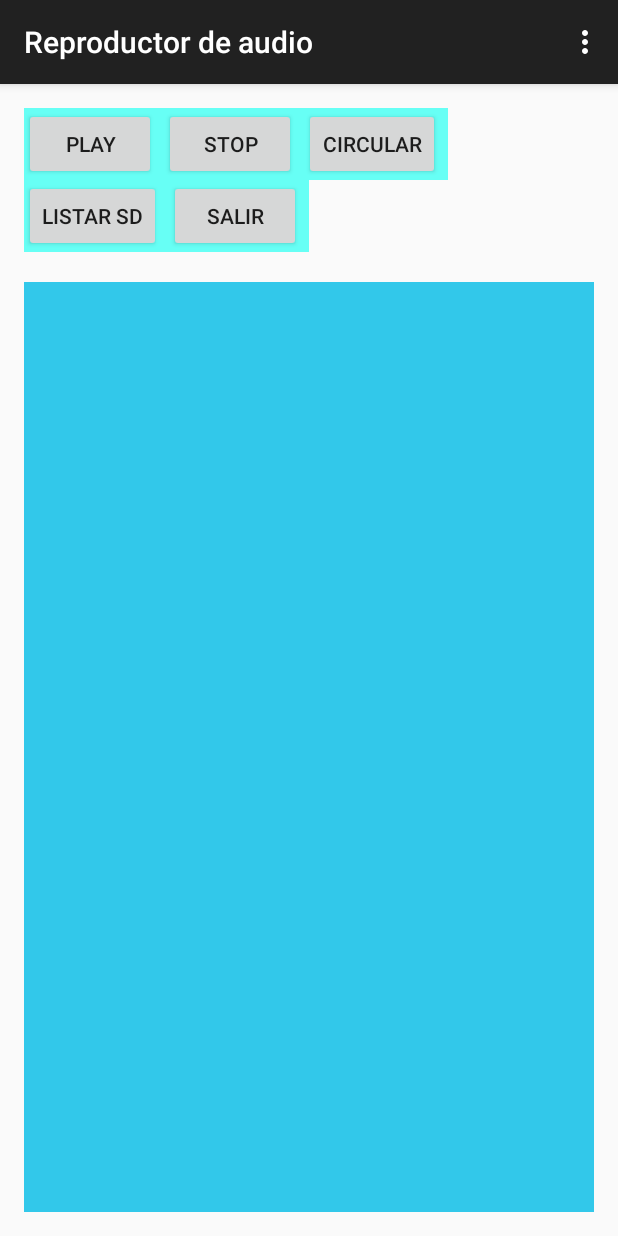
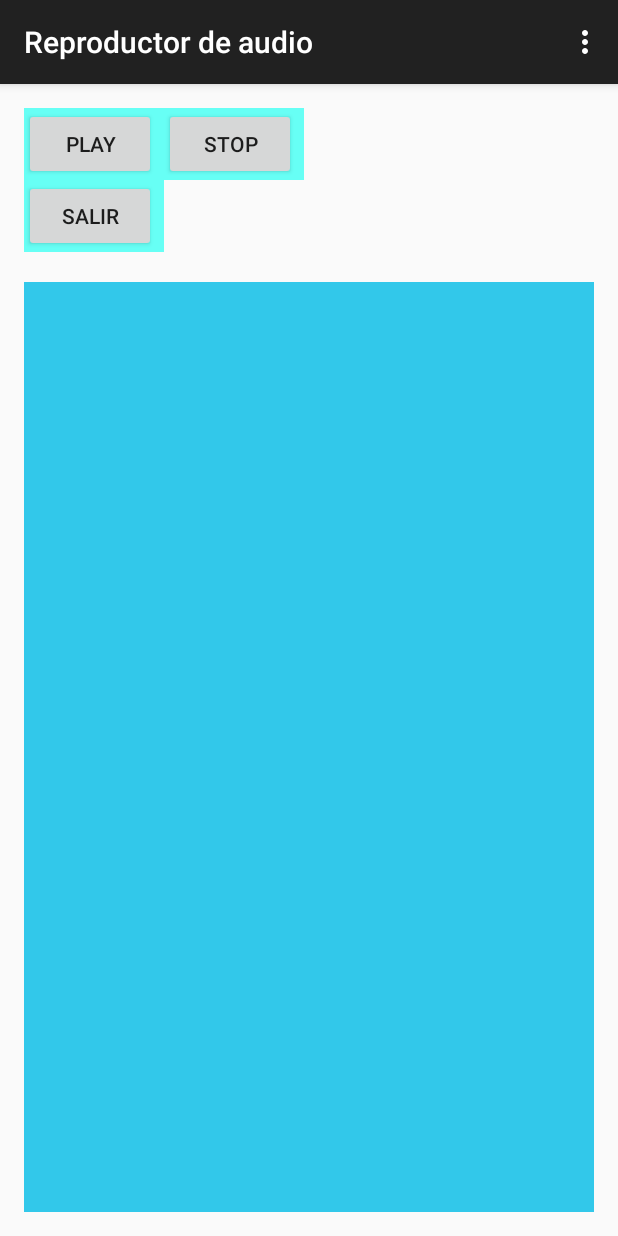
Before and after one commit to heman30/reproductorAudioGitHub, an Android app: the screen it shows after launch (MainActivity), after a tap on "PLAY", on a phone screen of 412 x 824 dp. Run offline under Robolectric (Android 15) with nearby library versions, the phone set to English and light mode, and no system bars; 2 statements that could not run were skipped.

Commit message:
he dejado solo tres botones: play, stop, y salir

```diff
--- a/app/src/main/java/com/example/armando/reproductoraudio2/MainActivity.java
+++ b/app/src/main/java/com/example/armando/reproductoraudio2/MainActivity.java
@@ -40,6 +40,7 @@ public class MainActivity extends AppCompatActivity implements View.OnClickListe
 
     @Override
     protected void onCreate(Bundle savedInstanceState) {
+
         super.onCreate(savedInstanceState);
         setContentView(R.layout.activity_main);
         botonIniciar = (Button) findViewById(R.id.buttonIniciar);
@@ -47,53 +48,65 @@ public class MainActivity extends AppCompatActivity implements View.OnClickListe
         nombreCancion = null;
         Log.d("******** INICIO: ", "ACTIVITY");
         rellenaListViewCanciones();
+
     }
 
     @Override
     public boolean onCreateOptionsMenu(Menu menu) {
+
         // Inflate the menu; this adds items to the action bar if it is present.
         getMenuInflater().inflate(R.menu.menu_main, menu);
+
         return true;
+
     }
 
     @Override
     public boolean onOptionsItemSelected(MenuItem item) {
+
         // Handle action bar item clicks here. The action bar will
         // automatically handle clicks on the Home/Up button, so long
         // as you specify a parent activity in AndroidManifest.xml.
         int id = item.getItemId();
 
         //noinspection SimplifiableIfStatement
-        if (id == R.id.action_settings) {
+        if (id == R.id.action_settings)
+        {
             return true;
         }
 
         return super.onOptionsItemSelected(item);
+
     }
 
     public void onClick(View view) {
-        switch (view.getId()) {
 
+        switch (view.getId())
+        {
             case R.id.buttonIniciar:
-
-                if (nombreCancion == null) break;
+                if (nombreCancion == null)
+                {
+                    break;
+                }
                 // primera vez que se hace click en el boton de play
-                if (mp == null) {
-                    //mp = MediaPlayer.create(this, R.raw.tiki_tiki);
+                if (mp == null)
+                {
                     mp = MediaPlayer.create(this, Uri.parse(Environment.getExternalStorageDirectory().getPath() +"/canciones/"+nombreCancion));
                     mp.start();
                     botonIniciar.setText("PAUSAR");
                 }
                 // se hace click en el boton para pausar la cancion
                 //if (mp != null && mp.isPlaying() && flag == 1) {
-                if (flag == 1) {
+                if (flag == 1)
+                {
                     mp.pause();
                     posicion = mp.getCurrentPosition();
                     botonIniciar.setText("CONTINUAR");
                 }
                 // se hace click para continuar la cancion
                 //if (!mp.isPlaying() && flag == 2) {
-                if (flag == 2) {
+                if (flag == 2)
+                {
                     mp.seekTo(posicion);
                     mp.start();
                     botonIniciar.setText("PAUSAR");
@@ -103,7 +116,8 @@ public class MainActivity extends AppCompatActivity implements View.OnClickListe
                 break;
 
             case R.id.buttonDetener:
-                if (mp != null) {
+                if (mp != null)
+                {
                     mp.stop();
                     mp = null;
                     posicion = 0;
@@ -115,7 +129,8 @@ public class MainActivity extends AppCompatActivity implements View.OnClickListe
 
             case R.id.buttonSalir:
                 // si estaba en pause o reproduciendo
-                if (mp != null) {
+                if (mp != null)
+                {
                     mp.stop();
                     mp.release();
                }
@@ -126,6 +141,7 @@ public class MainActivity extends AppCompatActivity implements View.OnClickListe
     }
 
     public void kakaPrueba() {
+
         // funcion para comprobar el funcionamiento de Git
     }
 
@@ -134,12 +150,12 @@ public class MainActivity extends AppCompatActivity implements View.OnClickListe
         lv = (ListView) findViewById(R.id.listViewCanciones);
         arrayCanciones = new ArrayList<String>();
         String path = Environment.getExternalStorageDirectory().toString() + "/canciones";
-        //Log.d("Archivos: ", "Directorio: " + path);
         File f = new File(path);
         File archivos[] = f.listFiles();
         Log.d("******** Archivos: ", "Tamanyo: " + archivos.length);
 
-        for (int i = 0; i < archivos.length; i++) {
+        for (int i = 0; i < archivos.length; i++)
+        {
             // muestro en el log el listado de canciones del directorio 'canciones' de la SD
             Log.d("Archivos: ", "Nombre archivo: " + archivos[i].getName());
             String nombreArchivo = archivos[i].getName();
@@ -149,6 +165,7 @@ public class MainActivity extends AppCompatActivity implements View.OnClickListe
             // array as a third parameter.
             ArrayAdapter<String> arrayAdapter = new ArrayAdapter<String>(this, android.R.layout.simple_list_item_1, arrayCanciones);
             lv.setAdapter(arrayAdapter);
+
             // manejar click en la lista de canciones:
             lv.setOnItemClickListener(new AdapterView.OnItemClickListener() {
                 @Override
--- a/app/src/main/res/layout/activity_main.xml
+++ b/app/src/main/res/layout/activity_main.xml
@@ -29,13 +29,6 @@
             android:id="@+id/buttonDetener"
             android:onClick="onClick"
             android:layout_marginRight="5dp" />
-        <Button
-            android:layout_width="wrap_content"
-            android:layout_height="wrap_content"
-            android:text="CIRCULAR"
-            android:id="@+id/buttonCircular"
-            android:onClick="onClick"
-            android:layout_marginRight="5dp" />
     </LinearLayout>
         <LinearLayout
             android:id="@+id/LinearLayoutBotonesFila2"
@@ -44,13 +37,7 @@
             android:layout_height="wrap_content"
             android:orientation="horizontal"
             android:weightSum="1">
-            <Button
-                android:layout_width="wrap_content"
-                android:layout_height="wrap_content"
-                android:text="Listar SD"
-                android:id="@+id/buttonListar"
-                android:onClick="listadoCancionesSD"
-                android:layout_marginRight="5dp" />
+
             <Button
                 android:layout_width="wrap_content"
                 android:layout_height="wrap_content"
```
Also changed, not shown: 2 other files.
